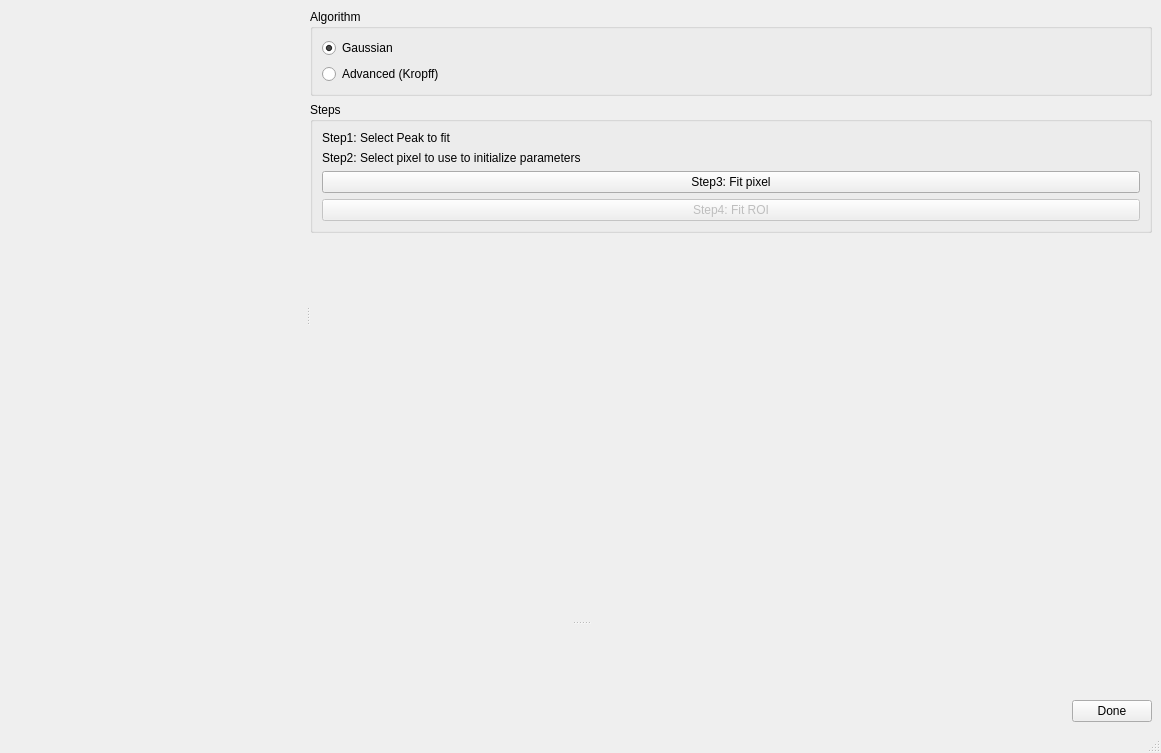
The window that jupyter_notebooks/code/ui/ui_fit.ui (neutronimaging/ToFImaging) describes before a commit, drawn with Qt 5.
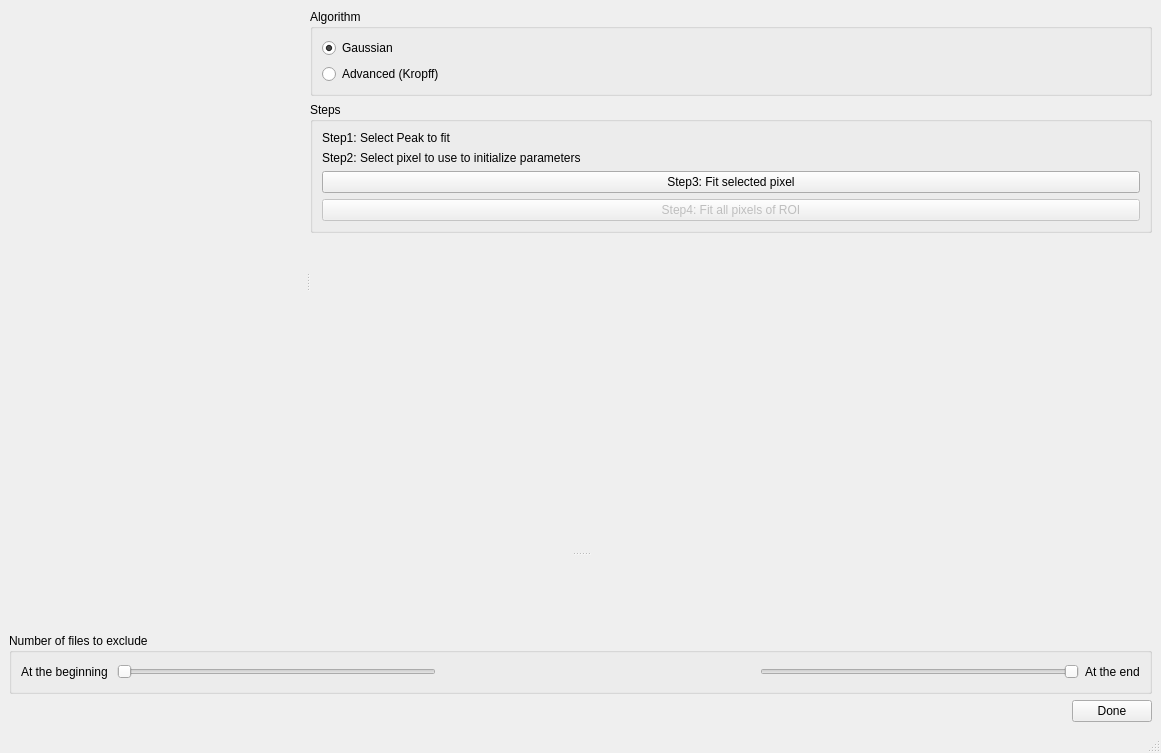
The same window after the commit.

Commit message: slider of files to remove from profile. this refs #66

What changed in the file:
```diff
--- a/jupyter_notebooks/code/ui/ui_fit.ui
+++ b/jupyter_notebooks/code/ui/ui_fit.ui
@@ -14,7 +14,7 @@
    <string>MainWindow</string>
   </property>
   <widget class="QWidget" name="centralwidget">
-   <layout class="QVBoxLayout" name="verticalLayout_4">
+   <layout class="QVBoxLayout" name="verticalLayout_5">
     <item>
      <widget class="QSplitter" name="splitter_2">
       <property name="orientation">
@@ -32,7 +32,7 @@
          </sizepolicy>
         </property>
        </widget>
-       <widget class="QWidget" name="">
+       <widget class="QWidget" name="layoutWidget">
         <layout class="QVBoxLayout" name="verticalLayout_3">
          <item>
           <widget class="QGroupBox" name="groupBox">
@@ -86,7 +86,7 @@
                <bool>true</bool>
               </property>
               <property name="text">
-               <string>Step3: Fit pixel</string>
+               <string>Step3: Fit selected pixel</string>
               </property>
              </widget>
             </item>
@@ -96,7 +96,7 @@
                <bool>false</bool>
               </property>
               <property name="text">
-               <string>Step4: Fit ROI</string>
+               <string>Step4: Fit all pixels of ROI</string>
               </property>
              </widget>
             </item>
@@ -119,13 +119,72 @@
         </layout>
        </widget>
       </widget>
-      <widget class="QWidget" name="widget_plot" native="true">
-       <property name="sizePolicy">
-        <sizepolicy hsizetype="Expanding" vsizetype="Expanding">
-         <horstretch>0</horstretch>
-         <verstretch>0</verstretch>
-        </sizepolicy>
-       </property>
+      <widget class="QWidget" name="">
+       <layout class="QVBoxLayout" name="verticalLayout_4">
+        <item>
+         <widget class="QWidget" name="widget_plot" native="true">
+          <property name="sizePolicy">
+           <sizepolicy hsizetype="Expanding" vsizetype="Expanding">
+            <horstretch>0</horstretch>
+            <verstretch>0</verstretch>
+           </sizepolicy>
+          </property>
+         </widget>
+        </item>
+        <item>
+         <widget class="QGroupBox" name="groupBox_3">
+          <property name="title">
+           <string>Number of files to exclude</string>
+          </property>
+          <layout class="QHBoxLayout" name="horizontalLayout_2">
+           <item>
+            <widget class="QLabel" name="label_3">
+             <property name="text">
+              <string>At the beginning </string>
+             </property>
+            </widget>
+           </item>
+           <item>
+            <widget class="QSlider" name="left_number_of_files_to_exclude_slider">
+             <property name="orientation">
+              <enum>Qt::Horizontal</enum>
+             </property>
+            </widget>
+           </item>
+           <item>
+            <spacer name="horizontalSpacer_2">
+             <property name="orientation">
+              <enum>Qt::Horizontal</enum>
+             </property>
+             <property name="sizeHint" stdset="0">
+              <size>
+               <width>40</width>
+               <height>20</height>
+              </size>
+             </property>
+            </spacer>
+           </item>
+           <item>
+            <widget class="QSlider" name="right_number_of_files_to_exclude_slider">
+             <property name="layoutDirection">
+              <enum>Qt::RightToLeft</enum>
+             </property>
+             <property name="orientation">
+              <enum>Qt::Horizontal</enum>
+             </property>
+            </widget>
+           </item>
+           <item>
+            <widget class="QLabel" name="label_4">
+             <property name="text">
+              <string>At the end</string>
+             </property>
+            </widget>
+           </item>
+          </layout>
+         </widget>
+        </item>
+       </layout>
       </widget>
      </widget>
     </item>
```
Left out of the diff: 67 changed lines with no effect on the pictures. The commit also changes 2 other files.
